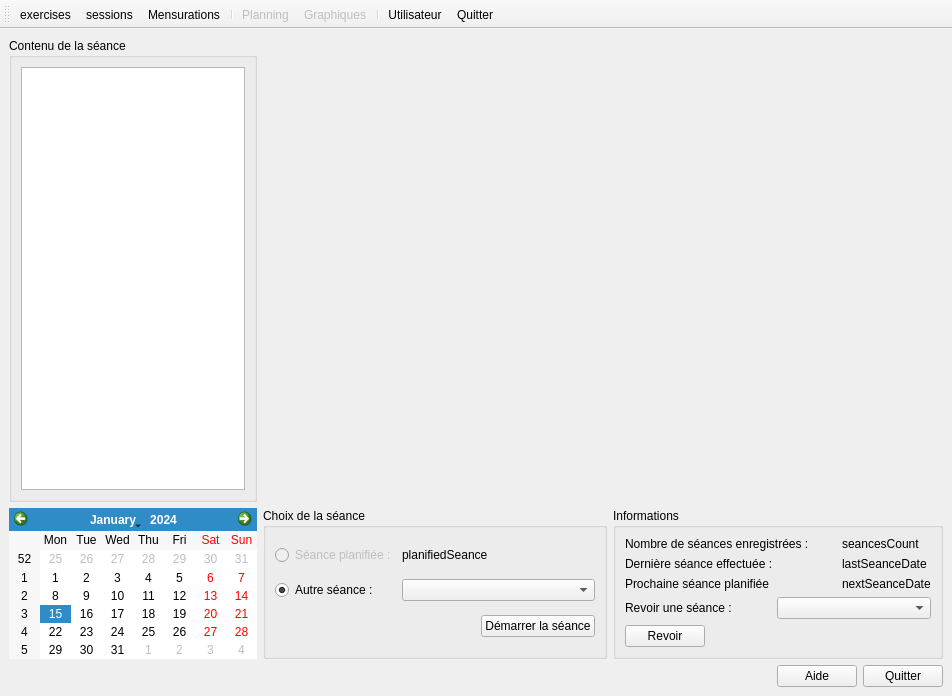
Qt form src/mainwindow.ui (oktal/bodeasy) before a commit.
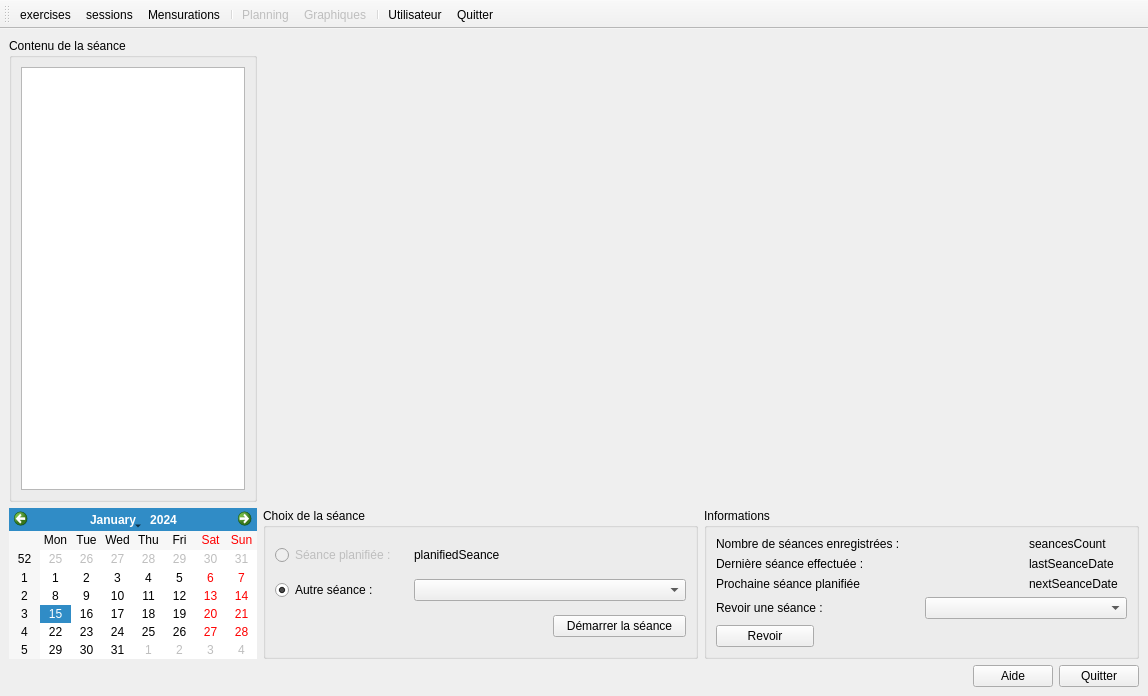
The same form after that commit. Icons and pictures are not drawn.

Commit message: Add support for quitting application and changing user in main window

What changed in the file:
```diff
--- a/src/mainwindow.ui
+++ b/src/mainwindow.ui
@@ -6,7 +6,7 @@
    <rect>
     <x>0</x>
     <y>0</y>
-    <width>952</width>
+    <width>1148</width>
     <height>696</height>
    </rect>
   </property>
```
Left out of the diff: 27 changed lines with no effect on the pictures. The commit also changes 6 other files.
